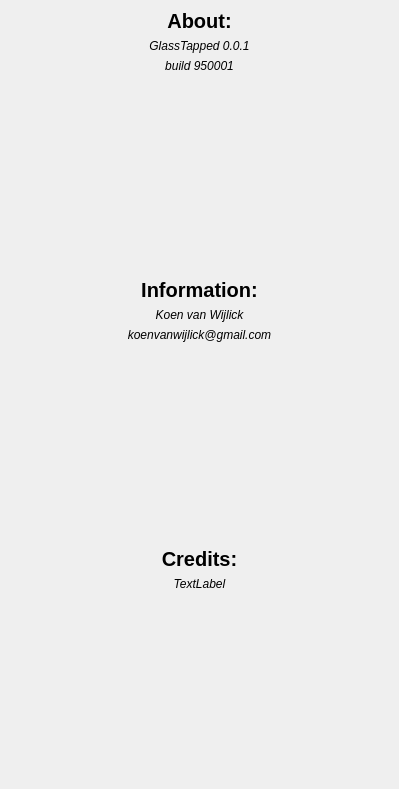
Before: the Qt Designer form UI/Information.ui in Pecako2001/BrewingGlass, drawn with Qt 5.
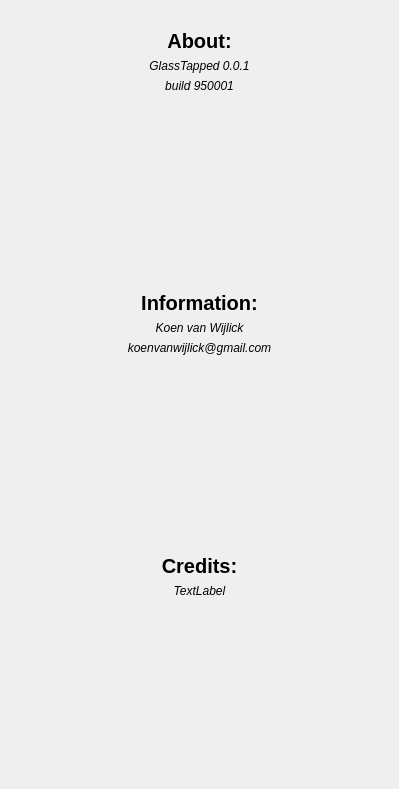
After: the same form once the commit is applied.

```diff
--- a/UI/Information.ui
+++ b/UI/Information.ui
@@ -47,7 +47,7 @@
       <property name="sizeHint" stdset="0">
        <size>
         <width>20</width>
-        <height>10</height>
+        <height>30</height>
        </size>
       </property>
      </spacer>
```
